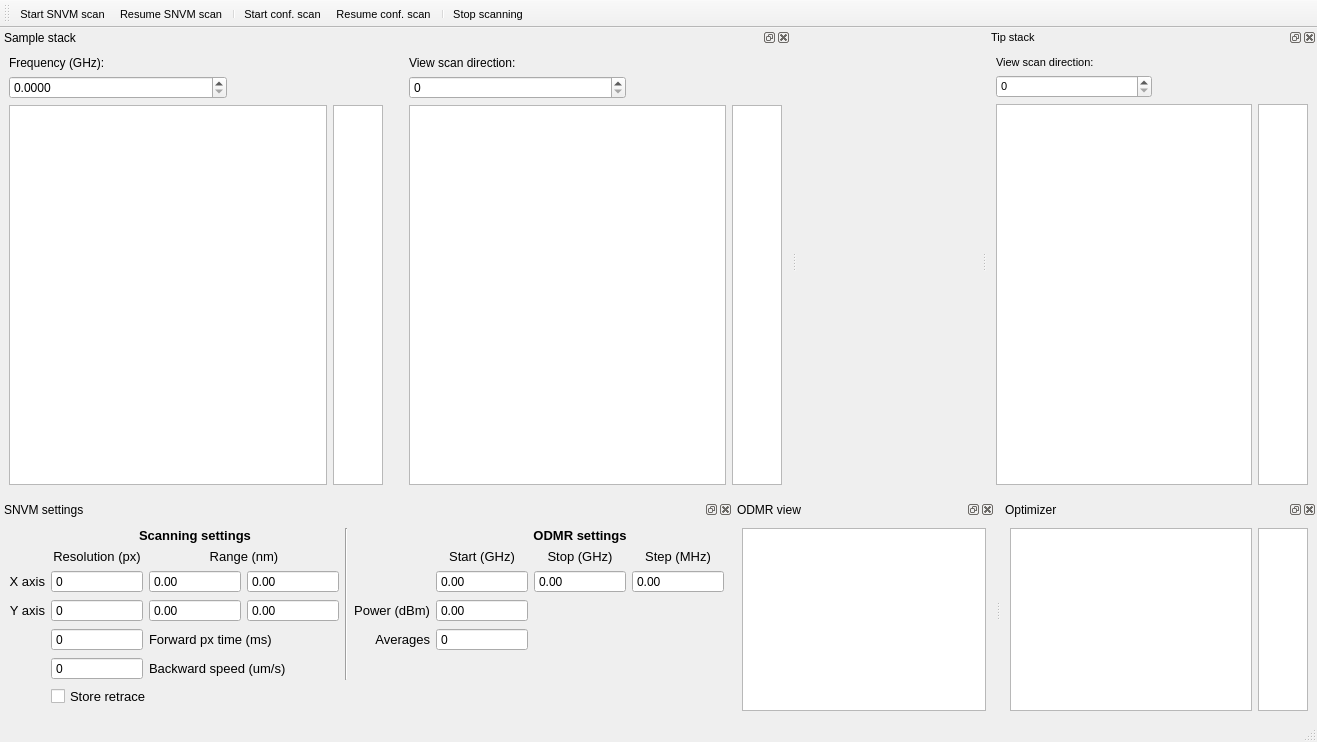
Before: the Qt Designer form gui/snvm/ui_snvm_gui.ui in pikestefan/qudi_slab, drawn with Qt 5.
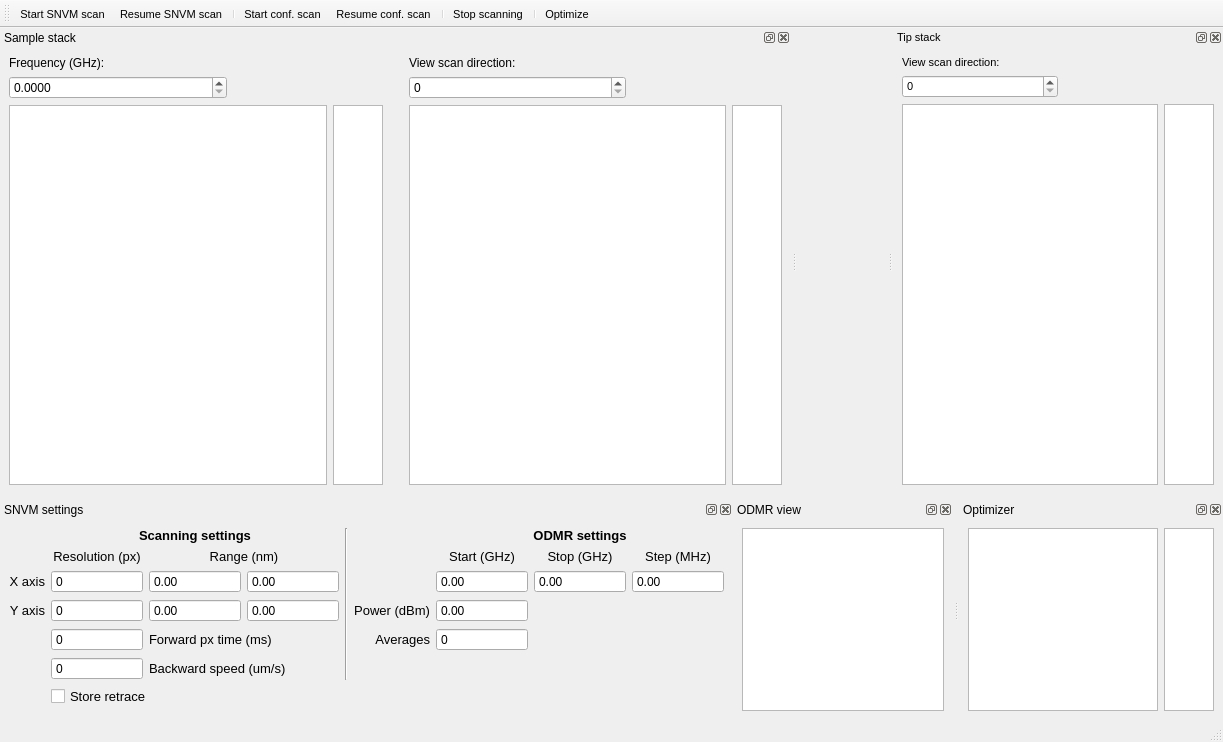
After: the same form once the commit is applied. Icons and pictures are not drawn. Custom widgets are drawn as their Qt base class.

What changed in the file:
```diff
--- a/gui/snvm/ui_snvm_gui.ui
+++ b/gui/snvm/ui_snvm_gui.ui
@@ -6,7 +6,7 @@
    <rect>
     <x>0</x>
     <y>0</y>
-    <width>1317</width>
+    <width>1223</width>
     <height>742</height>
    </rect>
   </property>
@@ -883,6 +883,8 @@
    <addaction name="actionResume_conf_scan"/>
    <addaction name="separator"/>
    <addaction name="actionStop_scan"/>
+   <addaction name="separator"/>
+   <addaction name="actionOptimize"/>
   </widget>
   <widget class="QDockWidget" name="odmrDock">
    <property name="sizePolicy">
@@ -998,6 +1000,15 @@
     <string>Resume conf. scan</string>
    </property>
   </action>
+  <action name="actionOptimize">
+   <property name="icon">
+    <iconset>
+     <normaloff>../../artwork/icons/qudiTheme/22x22/optimize-position.png</normaloff>../../artwork/icons/qudiTheme/22x22/optimize-position.png</iconset>
+   </property>
+   <property name="text">
+    <string>Optimize</string>
+   </property>
+  </action>
  </widget>
  <customwidgets>
   <customwidget>
```
Left out of the diff: 2 changed lines with no effect on the pictures.
